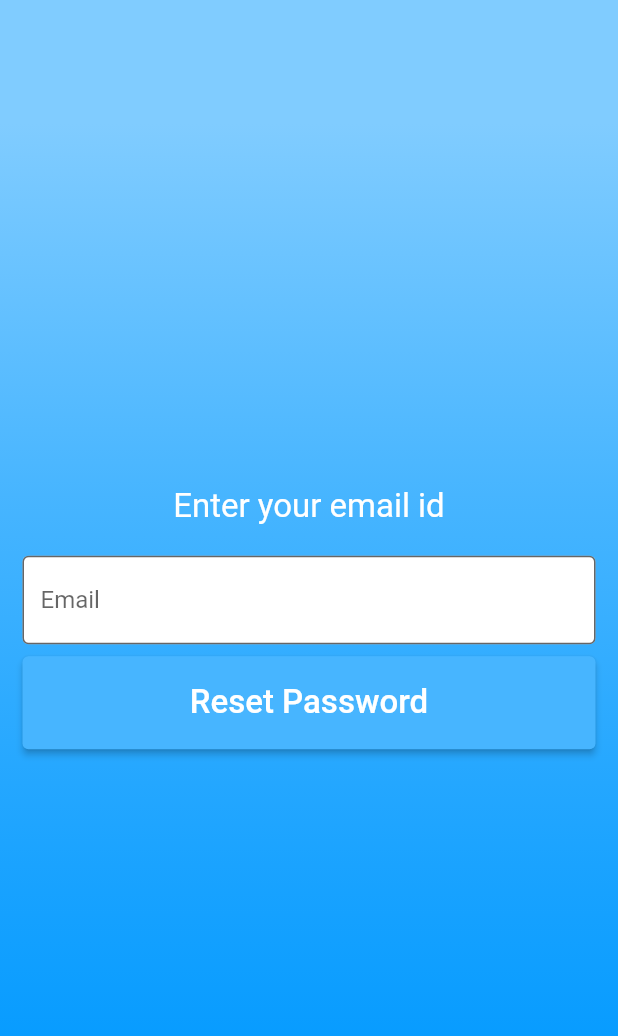
After one commit to original-subbaman/typing_game, a Flutter app: the screen it shows after launch, after a tap on "Forgot Password?", on a phone screen of 412 x 824 dp. The commit adds this screen. Shown: the top 1036 px of the screen. Run offline on Flutter 3.47's test engine with Material 2 defaults, Android fonts, the phone set to English and light mode, and no system bars; our stand-ins replace auto_size_text, cloud_firestore, email_validator, firebase_auth, firebase_core, flutter_riverpod and 4 more; missing offline and left inert: word_generator; accounts and stored records are empty.

```diff
--- a/lib/firebase/firebase_authentication.dart
+++ b/lib/firebase/firebase_authentication.dart
@@ -21,11 +21,6 @@ class MyFirebaseAuth {
     FirebaseAuth.instance
         .authStateChanges()
         .listen((User user) {
-      if (user == null) {
-        print('User is currently signed out!');
-      } else {
-        print('User is signed in!');
-      }
       loggedInUser = user;
     } as void Function(User? event)?);
     return loggedInUser;
@@ -37,6 +32,7 @@ class MyFirebaseAuth {
           email: email,
           password: password,
       ).then((value) => currentUserId = FirebaseAuth.instance.currentUser?.uid);
+
     } on FirebaseAuthException catch (e) {
       status = e.code;
     }
--- a/lib/main.dart
+++ b/lib/main.dart
@@ -1,7 +1,7 @@
-import 'package:firebase_auth/firebase_auth.dart';
 import 'package:firebase_core/firebase_core.dart';
 import 'package:flutter/material.dart';
 import 'package:flutter_riverpod/flutter_riverpod.dart';
+import 'package:thumbing/screens/forgot_password.dart';
 import 'package:thumbing/screens/home_screen.dart';
 import 'package:thumbing/screens/landing_page.dart';
 import 'package:thumbing/screens/leaderboard_screen.dart';
@@ -27,6 +27,7 @@ void main() async{
           SignInScreen.kSignInScreen: (context) => SignInScreen(),
           SignUpScreen.kSignUpScreen: (context) => SignUpScreen(),
           LeaderboardScreen.kLeaderboardScreen: (context) => LeaderboardScreen(),
+          ForgotPasswordScreen.kForgotPasswordScreen: (context) => ForgotPasswordScreen(),
           //LeagueScreen.kLeagueScreen: (context) => LeagueScreen(),
           //CreateNewLeagueScreen.kCreateNewLeagueScreen: (context) => CreateNewLeagueScreen(),
         }
--- /dev/null
+++ b/lib/screens/forgot_password.dart
@@ -0,0 +1,118 @@
+import 'package:email_validator/email_validator.dart';
+import 'package:firebase_auth/firebase_auth.dart';
+import 'package:flutter/material.dart';
+
+import '../utility/colors.dart';
+
+class ForgotPasswordScreen extends StatefulWidget {
+  static String kForgotPasswordScreen = "kForgotPassword";
+
+  @override
+  State<ForgotPasswordScreen> createState() => _ForgotPasswordScreenState();
+}
+
+class _ForgotPasswordScreenState extends State<ForgotPasswordScreen> {
+  late TextEditingController _emailController;
+
+  Future _resetPassword(context) async {
+    showDialog(context: context, barrierDismissible: false, builder: (context) => Center(child: CircularProgressIndicator(),));
+    try{
+      await FirebaseAuth.instance
+          .sendPasswordResetEmail(email: _emailController.text.trim());
+      ScaffoldMessenger.of(context).showSnackBar(SnackBar(content: Text("Password Reset Email Sent")));
+      Navigator.of(context).popUntil((route) => route.isFirst);
+    } on FirebaseAuthException catch(e){
+      print(e);
+      ScaffoldMessenger.of(context).showSnackBar(SnackBar(content: Text("${e.message}")));
+      Navigator.of(context).pop();
+    }
+
+
+
+  }
+
+  @override
+  void initState() {
+    super.initState();
+    _emailController = TextEditingController();
+  }
+
+  @override
+  Widget build(BuildContext context) {
+    return SafeArea(
+      child: Scaffold(
+        body: Stack(
+          children: [
+            Container(
+              height: double.infinity,
+              width: double.infinity,
+              decoration: const BoxDecoration(
+                gradient: LinearGradient(
+                  begin: Alignment.topCenter,
+                  end: Alignment.bottomCenter,
+                  colors: shades,
+                  stops: [0.1, 0.4, 0.7, 0.9],
+                ),
+              ),
+            ),
+            Padding(
+              padding: const EdgeInsets.symmetric(
+                horizontal: 15.0,
+              ),
+              child: Column(
+                mainAxisAlignment: MainAxisAlignment.center,
+                crossAxisAlignment: CrossAxisAlignment.stretch,
+                children: [
+                  Text(
+                    "Enter your email id",
+                    style: TextStyle(
+                      color: Colors.white,
+                      fontSize: 22.0,
+                    ),
+                    textAlign: TextAlign.center,
+                  ),
+                  SizedBox(
+                    height: 20,
+                  ),
+                  TextFormField(
+                    textInputAction: TextInputAction.done,
+                    decoration: InputDecoration(
+                        border: OutlineInputBorder(),
+                        filled: true,
+                        fillColor: Colors.white,
+                        labelText: "Email"),
+                    controller: _emailController,
+                    autovalidateMode: AutovalidateMode.onUserInteraction,
+                    validator: (email) =>
+                        email != null && !EmailValidator.validate(email)
+                            ? "Enter a valid email"
+                            : null,
+                  ),
+                  SizedBox(
+                    height: 8.0,
+                  ),
+                  ElevatedButton(
+                    onPressed: () => _resetPassword(context),
+                    child: Padding(
+                      padding: const EdgeInsets.all(18.0),
+                      child: Text(
+                        "Reset Password",
+                        style: TextStyle(
+                          fontSize: 22.0,
+                        ),
+                      ),
+                    ),
+                    style: ButtonStyle(
+                      foregroundColor: MaterialStateProperty.all<Color>(Colors.white),
+                      backgroundColor: MaterialStateProperty.all<Color>(kLightBlueAccent),
+                    ),
+                  )
+                ],
+              ),
+            )
+          ],
+        ),
+      ),
+    );
+  }
+}
--- a/lib/screens/sign_in.dart
+++ b/lib/screens/sign_in.dart
@@ -1,6 +1,7 @@
 import 'package:firebase_auth/firebase_auth.dart';
 import 'package:flutter/gestures.dart';
 import 'package:flutter/material.dart';
+import 'package:thumbing/screens/forgot_password.dart';
 import 'package:thumbing/screens/home_screen.dart';
 import 'package:thumbing/screens/sign_up.dart';
 import 'package:thumbing/utility/constants.dart';
@@ -94,6 +95,21 @@ class _SignInScreenState extends State<SignInScreen> {
     );
   }
 
+  GestureDetector _forgotText(BuildContext context) {
+    return GestureDetector(
+      child: Text(
+        'Forgot Password?',
+        style: TextStyle(
+          color: Colors.white,
+          fontSize: 16,
+          decoration: TextDecoration.underline,
+        ),
+        textAlign: TextAlign.center,
+      ),
+      onTap: () => Navigator.pushNamed(context, ForgotPasswordScreen.kForgotPasswordScreen),
+    );
+  }
+
   RichText _signUpText() {
     return RichText(
       textAlign: TextAlign.center,
@@ -113,7 +129,7 @@ class _SignInScreenState extends State<SignInScreen> {
             ),
             recognizer: TapGestureRecognizer()
               ..onTap = () {
-                Navigator.pushNamed(context, SignUpScreen.kSignUpScreen);
+                Navigator.popAndPushNamed(context, SignUpScreen.kSignUpScreen);
               },
           ),
         ],
@@ -227,6 +243,10 @@ class _SignInScreenState extends State<SignInScreen> {
                     SizedBox(
                       height: 20,
                     ),
+                    _forgotText(context),
+                    SizedBox(
+                      height: 20,
+                    ),
                     _signUpText(),
                   ],
                 ),
@@ -237,4 +257,6 @@ class _SignInScreenState extends State<SignInScreen> {
       ]),
     ));
   }
+
+
 }
--- a/lib/screens/sign_up.dart
+++ b/lib/screens/sign_up.dart
@@ -60,7 +60,6 @@ class _SignUpScreenState extends State<SignUpScreen> {
   }
 
   Future<String> signUpUser() async {
-    print(_emailController.text.trim());
     return await MyFirebaseAuth.signUpUser(
         email: _emailController.text.trim(),
         password: _passwordController.text.trim());
@@ -85,14 +84,15 @@ class _SignUpScreenState extends State<SignUpScreen> {
 
     final userRef = MyCloudFirestore.getUserDocumentReference(
         uid: FirebaseAuth.instance.currentUser?.uid);
-
+    showDialog(context: context, builder: (context) => Center(child: CircularProgressIndicator()));
     userRef
         .set(newUser)
         .onError(
             (error, stackTrace) => showCreateUserException(error as String))
         .then((value) {
       MyCloudFirestore.addNewUserToLeague(newPlayer: newUser);
-      Navigator.pushReplacementNamed(context, HomeScreen.kHomeRoute);
+      Navigator.of(context).pop();
+      Navigator.popAndPushNamed(context, HomeScreen.kHomeRoute);
     });
   }
 
@@ -128,7 +128,12 @@ class _SignUpScreenState extends State<SignUpScreen> {
 
   @override
   Widget build(BuildContext context) {
-    return SafeArea(
+    return WillPopScope(
+      onWillPop: () async {
+        Navigator.popAndPushNamed(context, SignInScreen.kSignInScreen);
+        return true;
+      },
+      child: SafeArea(
           child: Scaffold(
         backgroundColor: Colors.white,
         floatingActionButton: SizedBox(
@@ -282,7 +287,8 @@ class _SignUpScreenState extends State<SignUpScreen> {
             ),
           ),
         ]),
-    ));
+      )),
+    );
   }
 
   void disposeFocusNodes() {
--- a/pubspec.yaml
+++ b/pubspec.yaml
@@ -43,6 +43,7 @@ dependencies:
   word_generator: ^0.4.3
   riverpod: ^2.3.6
   flutter_riverpod: ^2.3.6
+  email_validator: ^2.1.16
 
 dev_dependencies:
   flutter_test:
```
Also changed, not shown: pubspec.lock. Lines whose indentation alone changed are shown as unchanged.
